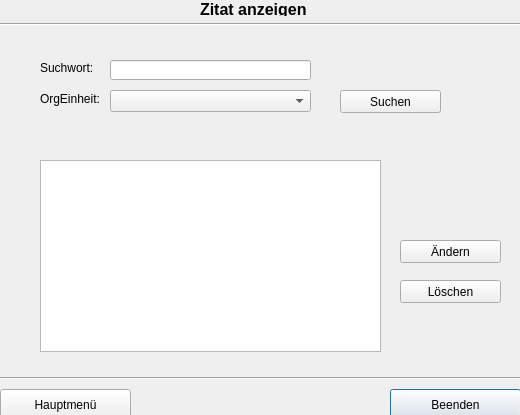
TrialAnd404/MyRepo, file ZitatErfassung/frmzitatverwalten.ui: the form before one commit.
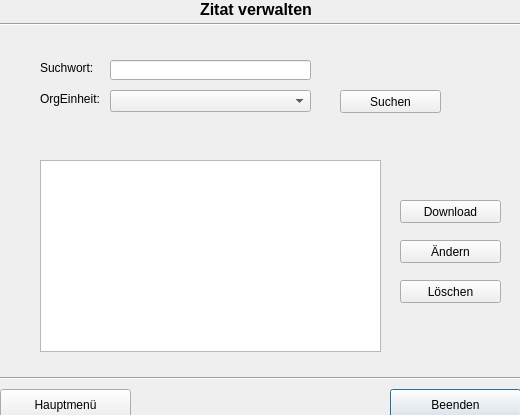
The form after the commit.

Commit message:
Oberflächenanpassung + download Kniof
Oberflächenanpassung + download Kniof

The edit to the form file:
```diff
--- a/ZitatErfassung/frmzitatverwalten.ui
+++ b/ZitatErfassung/frmzitatverwalten.ui
@@ -36,7 +36,7 @@
     </rect>
    </property>
    <property name="text">
-    <string>&lt;html&gt;&lt;head/&gt;&lt;body&gt;&lt;p&gt;&lt;span style=&quot; font-size:12pt; font-weight:600;&quot;&gt;Zitat anzeigen&lt;/span&gt;&lt;/p&gt;&lt;/body&gt;&lt;/html&gt;</string>
+    <string>&lt;html&gt;&lt;head/&gt;&lt;body&gt;&lt;p&gt;&lt;span style=&quot; font-size:12pt; font-weight:600;&quot;&gt;Zitat verwalten&lt;/span&gt;&lt;/p&gt;&lt;/body&gt;&lt;/html&gt;</string>
    </property>
   </widget>
   <widget class="QPushButton" name="pbBeenden">
@@ -173,6 +173,19 @@
     <string>Löschen</string>
    </property>
   </widget>
+  <widget class="QPushButton" name="pbDownload">
+   <property name="geometry">
+    <rect>
+     <x>400</x>
+     <y>200</y>
+     <width>101</width>
+     <height>23</height>
+    </rect>
+   </property>
+   <property name="text">
+    <string>Download</string>
+   </property>
+  </widget>
  </widget>
  <resources/>
  <connections/>
```
The commit also changes 16 other files.
